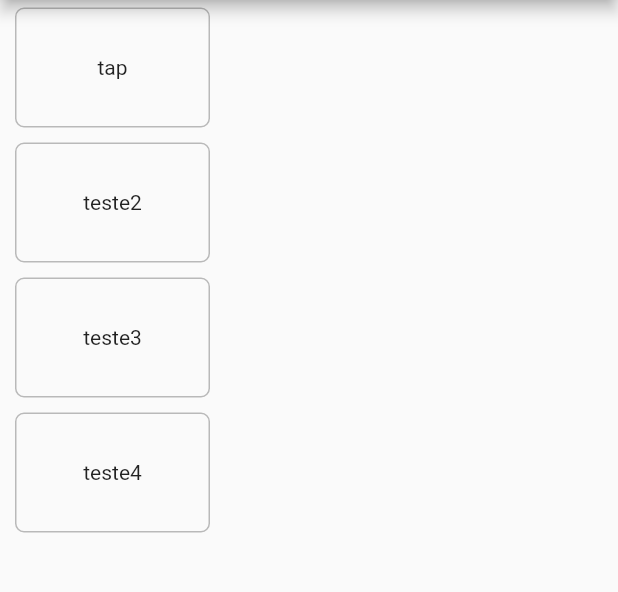
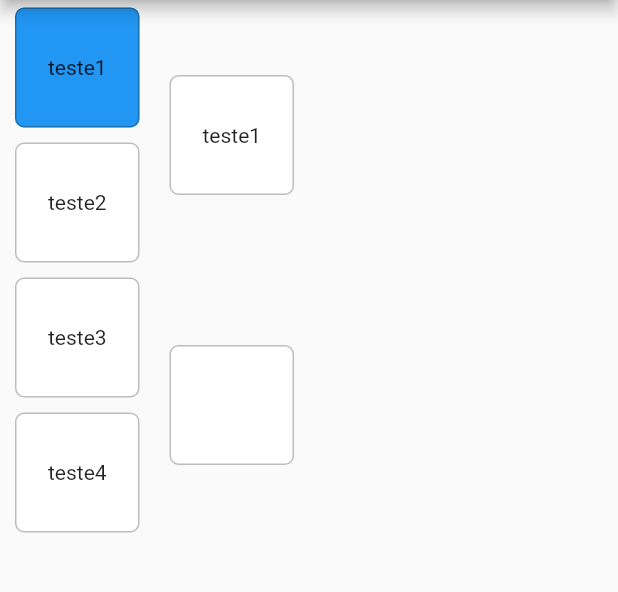
Before and after one commit to MatheusCCarmo/bracket, a Flutter app: the screen it shows after launch, after a tap on "teste1", on a phone screen of 412 x 824 dp, the part 84-676 px from its top. Run offline on Flutter 3.47's test engine with Material 2 defaults, Android fonts, the phone set to English and light mode, and no system bars.

Commit message:
add new respond to tap behavior

```diff
--- a/lib/screens/bracket_screen.dart
+++ b/lib/screens/bracket_screen.dart
@@ -1,4 +1,5 @@
 import 'package:bracket/model/bracket_item.dart';
+import 'package:bracket/util/MediaQueryInfo.dart';
 import 'package:bracket/widgets/bracket_item_widget.dart';
 import 'package:bracket/widgets/confront_widget.dart';
 import 'package:flutter/material.dart';
@@ -12,7 +13,7 @@ class _bracketScreenState extends State<bracketScreen> {
   @override
   Widget build(BuildContext context) {
     return Container(
-      width: 150,
+      width: MediaQueryInfo.getWidth(context) / 2,
       child: ListView(
         children: [
           ConfrontWidget(new BracketItem(title: 'teste1'),
--- /dev/null
+++ b/lib/util/MediaQueryInfo.dart
@@ -0,0 +1,7 @@
+import 'package:flutter/material.dart';
+
+class MediaQueryInfo {
+  static getWidth(context) {
+    return MediaQuery.of(context).size.width;
+  }
+}
--- a/lib/widgets/bracket_item_widget.dart
+++ b/lib/widgets/bracket_item_widget.dart
@@ -3,8 +3,14 @@ import 'package:flutter/material.dart';
 
 class BracketItemWidget extends StatefulWidget {
   BracketItem bracketItem;
+  Function chooseElement;
+  bool isChoosen;
 
-  BracketItemWidget(this.bracketItem);
+  BracketItemWidget(
+    this.bracketItem,
+    this.chooseElement,
+    this.isChoosen,
+  );
 
   @override
   _BracketItemWidgetState createState() => _BracketItemWidgetState();
@@ -18,6 +24,7 @@ class _BracketItemWidgetState extends State<BracketItemWidget> {
         margin: EdgeInsets.symmetric(horizontal: 10, vertical: 5),
         height: 80,
         decoration: BoxDecoration(
+          color: widget.isChoosen ? Colors.blue : Colors.white,
           borderRadius: BorderRadius.circular(6),
           border: Border.all(color: Colors.black26),
         ),
@@ -27,7 +34,7 @@ class _BracketItemWidgetState extends State<BracketItemWidget> {
       ),
       onTap: () {
         setState(() {
-          this.widget.bracketItem.title = 'tap';
+          this.widget.chooseElement(widget.bracketItem);
         });
       },
     );
--- a/lib/widgets/confront_widget.dart
+++ b/lib/widgets/confront_widget.dart
@@ -5,6 +5,9 @@ import 'package:flutter/material.dart';
 class ConfrontWidget extends StatefulWidget {
   BracketItem element1;
   BracketItem element2;
+  BracketItem? choosenElement;
+  bool isChoosenElement1 = false;
+  bool isChoosenElement2 = false;
 
   ConfrontWidget(this.element1, this.element2);
 
@@ -13,12 +16,44 @@ class ConfrontWidget extends StatefulWidget {
 }
 
 class _ConfrontWidgetState extends State<ConfrontWidget> {
+  void chooseElement(BracketItem element) {
+    setState(() {
+      widget.choosenElement = element;
+      if (element == widget.element1) {
+        widget.isChoosenElement1 = !widget.isChoosenElement1;
+        widget.isChoosenElement2 = false;
+      } else {
+        widget.isChoosenElement2 = !widget.isChoosenElement2;
+        widget.isChoosenElement1 = false;
+      }
+    });
+  }
+
   @override
   Widget build(BuildContext context) {
-    return Column(
+    return Row(
+      mainAxisAlignment: MainAxisAlignment.spaceBetween,
       children: [
-        BracketItemWidget(widget.element1),
-        BracketItemWidget(widget.element2),
+        Expanded(
+          child: Column(
+            children: [
+              BracketItemWidget(
+                widget.element1,
+                chooseElement,
+                widget.isChoosenElement1,
+              ),
+              BracketItemWidget(
+                widget.element2,
+                chooseElement,
+                widget.isChoosenElement2,
+              ),
+            ],
+          ),
+        ),
+        Expanded(
+          child: BracketItemWidget(
+              widget.choosenElement ?? BracketItem(), chooseElement, false),
+        )
       ],
     );
   }
```
Also changed, not shown: 1 other file.
